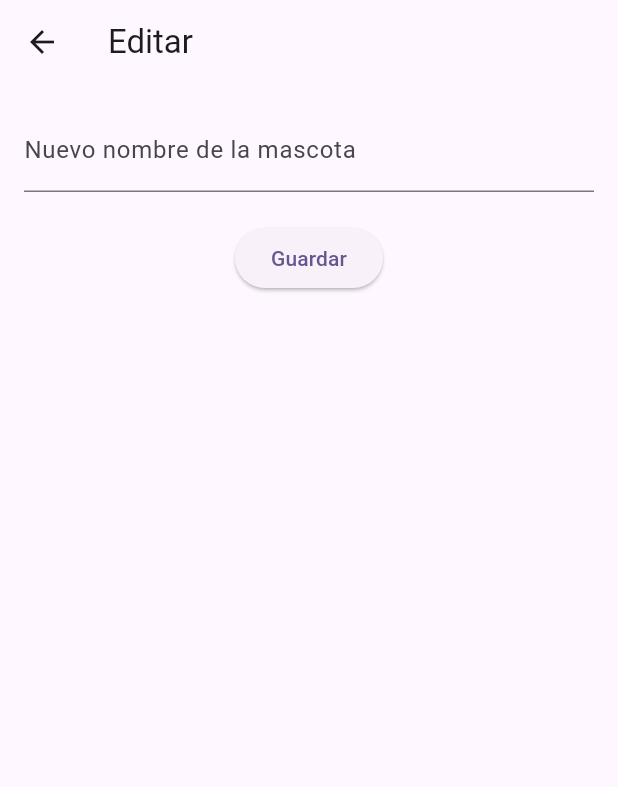
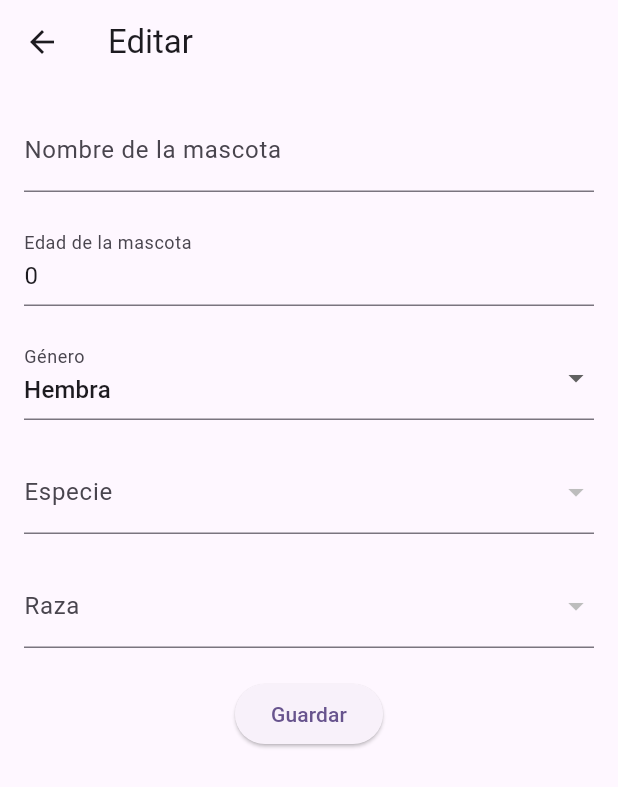
Before and after one commit to andresriosbolivar27/VetAdminConnectMobile, a Flutter app: the EditPetPage screen opened directly with empty values, on a phone screen of 412 x 824 dp. Shown: the top 787 px of the screen. Run offline on Flutter 3.47's test engine with Material 3 defaults, Android fonts, the light colour scheme and no system bars; our stand-ins replace jwt_decoder, shared_preferences; accounts and stored records are empty; statements that could not run were skipped.

Commit message:
Implement structure vets search page and edit pet page

```diff
--- a/lib/Pages/Client/pets_edit_page.dart
+++ b/lib/Pages/Client/pets_edit_page.dart
@@ -1,28 +1,38 @@
-// Create an EditPetPage to edit the selected pet
 import 'package:flutter/cupertino.dart';
 import 'package:flutter/material.dart';
+import 'package:vetadminconnectmobile/Model/Enums.dart';
+import 'package:vetadminconnectmobile/Model/Pet.dart';
 
 class EditPetPage extends StatefulWidget {
-  final String petName;
+  final Pet pet;
 
-  const EditPetPage({Key? key, required this.petName}) : super(key: key);
+  const EditPetPage({Key? key, required this.pet}) : super(key: key);
 
   @override
   State<EditPetPage> createState() => _EditPetPageState();
 }
 
 class _EditPetPageState extends State<EditPetPage> {
-  final _newPetNameController = TextEditingController();
+  late TextEditingController _nameController;
+  late TextEditingController _ageController;
+  late int _selectedGender;
+  late int _selectedSpecie;
+  late int _selectedBreed;
 
   @override
   void initState() {
     super.initState();
-    _newPetNameController.text = widget.petName; // Initialize with the petName
+    _nameController = TextEditingController(text: widget.pet.petName);
+    _ageController = TextEditingController(text: widget.pet.petAge.toString());
+    _selectedGender = widget.pet.petGenderType;
+    _selectedSpecie = widget.pet.petSpecieId;
+    _selectedBreed = widget.pet.petBreedId;
   }
 
   @override
   void dispose() {
-    _newPetNameController.dispose();
+    _nameController.dispose();
+    _ageController.dispose();
     super.dispose();
   }
 
@@ -30,29 +40,92 @@ class _EditPetPageState extends State<EditPetPage> {
   Widget build(BuildContext context) {
     return Scaffold(
       appBar: AppBar(
-        title: Text('Editar ${widget.petName}'),
+        title: Text('Editar ${widget.pet.petName}'),
       ),
       body: Padding(
         padding: const EdgeInsets.all(16.0),
         child: Column(
           children: [
             TextField(
-              controller: _newPetNameController,
+              controller: _nameController,
               decoration: const InputDecoration(
-                labelText: 'Nuevo nombre de la mascota',
+                labelText: 'Nombre de la mascota',
+              ),
+            ),
+            const SizedBox(height: 20.0),
+            TextField(
+              controller: _ageController,
+              decoration: const InputDecoration(
+                labelText: 'Edad de la mascota',
+              ),
+              keyboardType: TextInputType.number,
+            ),
+            const SizedBox(height: 20.0),
+            DropdownButtonFormField<int>(
+              value: _selectedGender,
+              onChanged: (newValue) {
+                setState(() {
+                  _selectedGender = newValue!;
+                });
+              },
+              items: [
+                DropdownMenuItem<int>(
+                  value: GenderType.male.index,
+                  child: Text('Macho'),
+                ),
+                DropdownMenuItem<int>(
+                  value: GenderType.female.index,
+                  child: Text('Hembra'),
+                ),
+              ],
+              decoration: InputDecoration(
+                labelText: 'Género',
+              ),
+            ),
+            const SizedBox(height: 20.0),
+            DropdownButtonFormField<int>(
+              value: _selectedSpecie,
+              onChanged: (newValue) {
+                setState(() {
+                  _selectedSpecie = newValue!;
+                });
+              },
+              items: [
+              ],
+              decoration: InputDecoration(
+                labelText: 'Especie',
+              ),
+            ),
+            const SizedBox(height: 20.0),
+            DropdownButtonFormField<int>(
+              value: _selectedBreed,
+              onChanged: (newValue) {
+                setState(() {
+                  _selectedBreed = newValue!;
+                });
+              },
+              items: [
+                // Agregar elementos basados en las razas disponibles para la especie seleccionada
+              ],
+              decoration: InputDecoration(
+                labelText: 'Raza',
               ),
             ),
             const SizedBox(height: 20.0),
             ElevatedButton(
               onPressed: () {
-                // Implement logic to update the pet name (e.g., in a database)
-                // For now, just show a snackbar with the new name and navigate back
+                widget.pet.petName = _nameController.text;
+                widget.pet.petAge = int.parse(_ageController.text);
+                widget.pet.petGenderType = _selectedGender;
+                widget.pet.petSpecieId = _selectedSpecie;
+                widget.pet.petBreedId = _selectedBreed;
+
                 ScaffoldMessenger.of(context).showSnackBar(
                   SnackBar(
-                    content: Text('Actualizado a ${_newPetNameController.text}'),
+                    content: Text('Mascota actualizada: ${widget.pet.petName}'),
                   ),
                 );
-                Navigator.pop(context); // Navigate back to the list page
+                Navigator.pop(context);
               },
               child: const Text('Guardar'),
             ),
```
Also changed, not shown: lib/Pages/Client/pets_page.dart (+71 -49 lines), lib/Pages/Vet/vet_detail_page.dart (added, +91 -0 lines), lib/Pages/Vet/vet_search_page.dart (added, +110 -0 lines), lib/Pages/home_page_tabs_page.dart (+7 -7 lines).
